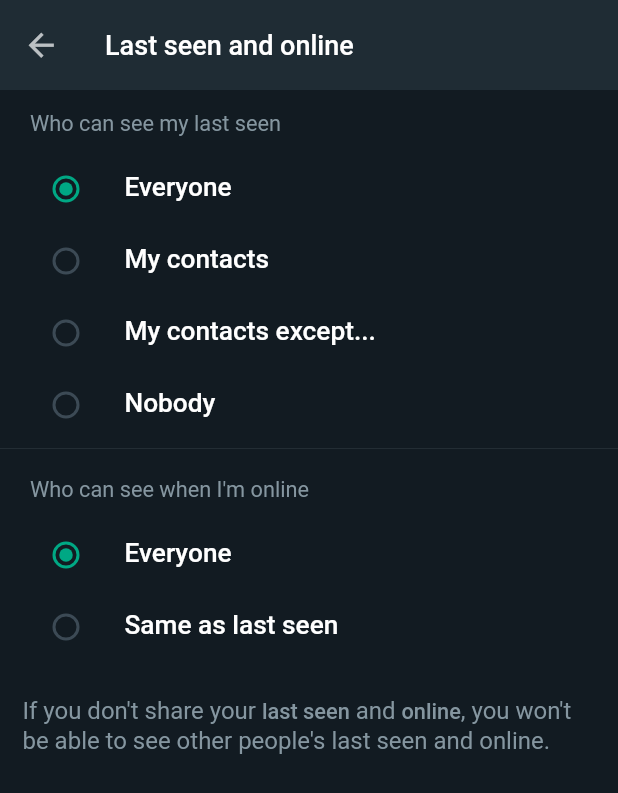
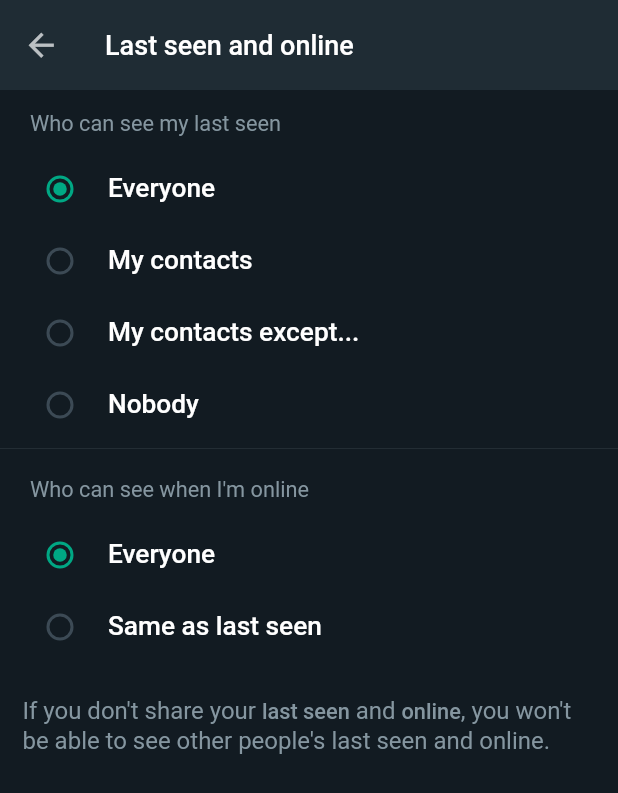
Before and after one commit to CodingHashira/whatsapp-android-ui-clone, a Flutter app: the LastSeenOnlinePage screen opened by its route, on a phone screen of 412 x 824 dp. Shown: the top 793 px of the screen. Run offline on Flutter 3.47's test engine with Material 2 defaults, Android fonts, the phone set to English and light mode, and no system bars; our stand-ins replace feather_icons, flutter_chat_bubble, percent_indicator.

Commit message:
Refactor radio_button.dart

```diff
--- a/lib/common/radio_button.dart
+++ b/lib/common/radio_button.dart
@@ -1,7 +1,6 @@
 import 'package:flutter/material.dart';
 
 import 'package:ui_flutter_whatsapp/constants.dart';
-import 'package:ui_flutter_whatsapp/common/list_tile.dart';
 
 class CustomRadioButton extends StatelessWidget {
   const CustomRadioButton({
@@ -9,33 +8,25 @@ class CustomRadioButton extends StatelessWidget {
     required this.value,
     required this.optionsList,
     required this.currentOption,
-    this.padding,
-    this.leadingIndent,
-    this.leadingEndIndent,
   });
 
   final String value;
   final List optionsList;
   final dynamic currentOption;
-  final EdgeInsetsGeometry? padding;
-  final double? leadingIndent;
-  final double? leadingEndIndent;
 
   @override
   Widget build(BuildContext context) {
-    return CustomListTile(
-      leadingIndent: leadingIndent ?? 5.0,
-      leadingEndIndent: leadingEndIndent,
-      padding: const EdgeInsets.only(top: 0.0),
-      leading: Radio(
-        activeColor: kAccentColor,
-        value: value,
-        groupValue: currentOption,
-        onChanged: (value) {
-          print(value);
-        },
+    return RadioListTile(
+      contentPadding: const EdgeInsets.symmetric(horizontal: 5.0),
+      visualDensity: const VisualDensity(horizontal: -2.0, vertical: -2.0),
+      activeColor: kAccentColor,
+      value: value,
+      groupValue: currentOption,
+      onChanged: (value) {},
+      title: Text(
+        value,
+        style: kTitleTextStyle,
       ),
-      title: value,
     );
   }
 }
```
